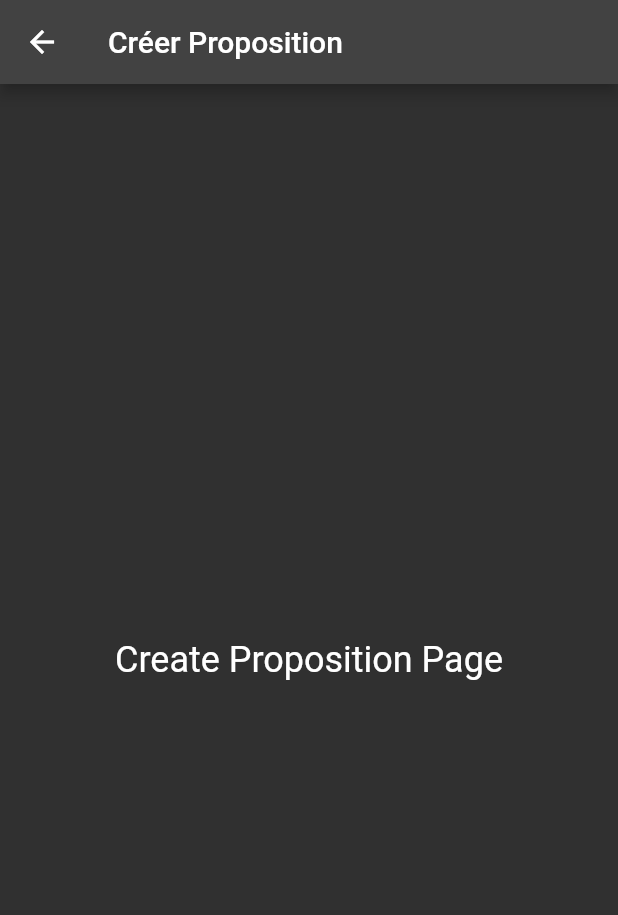
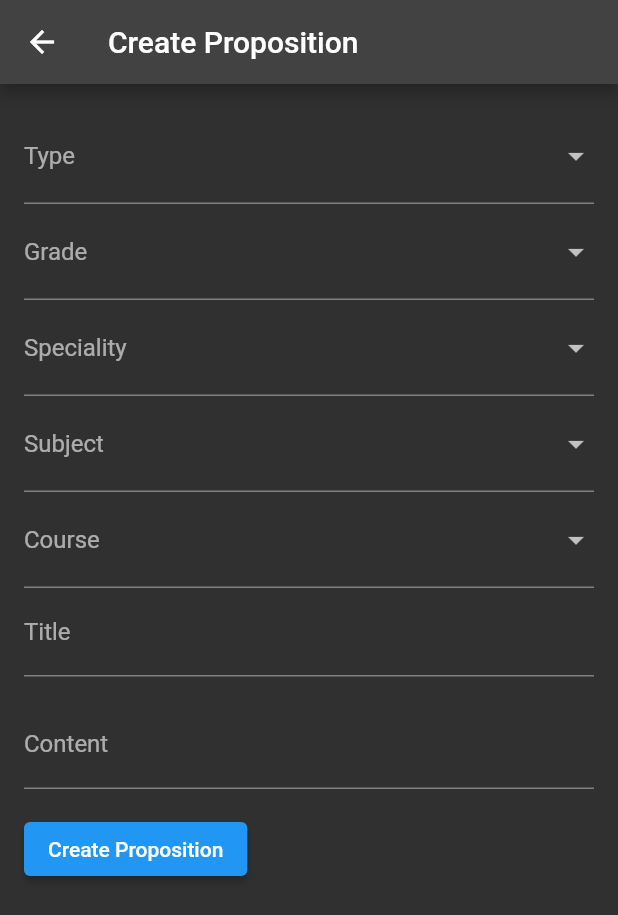
Before and after one commit to Beereex/EduPulse, a Flutter app: the screen it shows once a user with an empty profile is signed in, in the side drawer, after a tap on "Créer Proposition", on a phone screen of 412 x 824 dp. Shown: the top 915 px of the screen. Run offline on Flutter 3.47's test engine with Material 2 defaults, Android fonts, the phone set to English and light mode, and no system bars; our stand-ins replace cloud_firestore, firebase_auth, firebase_core, firebase_storage, image_picker; accounts and stored records are empty.

Commit message:
pre leave commit

```diff
--- a/lib/screens/propositions/create_proposition.dart
+++ b/lib/screens/propositions/create_proposition.dart
@@ -1,19 +1,156 @@
-import 'package:edupulse/services/app_data.dart';
 import 'package:flutter/material.dart';
+import '../../models/proposition.dart'; // Import your Proposition class
 
-class CreateProposition extends StatelessWidget {
+class CreateProposition extends StatefulWidget {
+  @override
+  _CreatePropositionState createState() => _CreatePropositionState();
+}
+
+class _CreatePropositionState extends State<CreateProposition> {
+  String? _selectedType;
+  String? _selectedGrade;
+  String? _selectedSpeciality;
+  String? _selectedSubject;
+  String? _selectedCourse;
+
+  List<String> _types = ['Type 1', 'Type 2', 'Type 3']; // Example types
+  List<String> _grades = ['Grade 1', 'Grade 2', 'Grade 3']; // Example grades
+  List<String> _specialities = ['Speciality 1', 'Speciality 2', 'Speciality 3']; // Example specialities
+  List<String> _subjects = ['Subject 1', 'Subject 2', 'Subject 3']; // Example subjects
+  List<String> _courses = ['Course 1', 'Course 2', 'Course 3']; // Example courses
+
+  TextEditingController _titleController = TextEditingController();
+  TextEditingController _contentController = TextEditingController();
+
+  void _createProposition() {
+    // Create a new Proposition object with the entered data
+    Proposition newProposition = Proposition(
+      title: _titleController.text,
+      content: _contentController.text,
+      type: _selectedType,
+      grade: _selectedGrade,
+      speciality: _selectedSpeciality,
+      subject: _selectedSubject,
+      cours: _selectedCourse,
+      // Add other fields as needed
+    );
+
+    // Save the new proposition to your Firestore or backend here
+
+    Navigator.pop(context); // Navigate back to the previous page
+  }
+
+  @override
+  void dispose() {
+    _titleController.dispose();
+    _contentController.dispose();
+    super.dispose();
+  }
+
   @override
   Widget build(BuildContext context) {
-    AppData.instance.userInfos?.printInfos();
-    if(AppData.instance.userInfos == null) print("oh shit");
     return Scaffold(
       appBar: AppBar(
-        title: Text('Créer Proposition'),
+        title: Text('Create Proposition'),
       ),
-      body: Center(
-        child: Text(
-          'Create Proposition Page',
-          style: TextStyle(fontSize: 24),
+      body: SingleChildScrollView(
+        child: Padding(
+          padding: const EdgeInsets.all(16.0),
+          child: Column(
+            crossAxisAlignment: CrossAxisAlignment.start,
+            children: [
+              DropdownButtonFormField<String>(
+                value: _selectedType,
+                items: _types.map((String type) {
+                  return DropdownMenuItem<String>(
+                    value: type,
+                    child: Text(type),
+                  );
+                }).toList(),
+                onChanged: (String? newValue) {
+                  setState(() {
+                    _selectedType = newValue!;
+                  });
+                },
+                decoration: InputDecoration(labelText: 'Type'),
+              ),
+              DropdownButtonFormField<String>(
+                value: _selectedGrade,
+                items: _grades.map((String grade) {
+                  return DropdownMenuItem<String>(
+                    value: grade,
+                    child: Text(grade),
+                  );
+                }).toList(),
+                onChanged: (String? newValue) {
+                  setState(() {
+                    _selectedGrade = newValue!;
+                  });
+                },
+                decoration: InputDecoration(labelText: 'Grade'),
+              ),
+              DropdownButtonFormField<String>(
+                value: _selectedSpeciality,
+                items: _specialities.map((String speciality) {
+                  return DropdownMenuItem<String>(
+                    value: speciality,
+                    child: Text(speciality),
+                  );
+                }).toList(),
+                onChanged: (String? newValue) {
+                  setState(() {
+                    _selectedSpeciality = newValue!;
+                  });
+                },
+                decoration: InputDecoration(labelText: 'Speciality'),
+              ),
+              DropdownButtonFormField<String>(
+                value: _selectedSubject,
+                items: _subjects.map((String subject) {
+                  return DropdownMenuItem<String>(
+                    value: subject,
+                    child: Text(subject),
+                  );
+                }).toList(),
+                onChanged: (String? newValue) {
+                  setState(() {
+                    _selectedSubject = newValue!;
+                  });
+                },
+                decoration: InputDecoration(labelText: 'Subject'),
+              ),
+              DropdownButtonFormField<String>(
+                value: _selectedCourse,
+                items: _courses.map((String course) {
+                  return DropdownMenuItem<String>(
+                    value: course,
+                    child: Text(course),
+                  );
+                }).toList(),
+                onChanged: (String? newValue) {
+                  setState(() {
+                    _selectedCourse = newValue!;
+                  });
+                },
+                decoration: InputDecoration(labelText: 'Course'),
+              ),
+              TextField(
+                controller: _titleController,
+                decoration: InputDecoration(labelText: 'Title'),
+              ),
+              SizedBox(height: 16),
+              TextField(
+                controller: _contentController,
+                maxLines: null,
+                decoration: InputDecoration(labelText: 'Content'),
+              ),
+              SizedBox(height: 16),
+              ElevatedButton(
+                onPressed: _createProposition,
+                child: Text('Create Proposition'),
+              ),
+            ],
+          ),
         ),
       ),
     );
```
Also changed, not shown: lib/screens/propositions/edit_proposition.dart (added, +69 -0 lines), lib/screens/propositions/proposition_card.dart (+7 -1 lines), lib/screens/propositions/proposition_screen.dart (added, +149 -0 lines).
